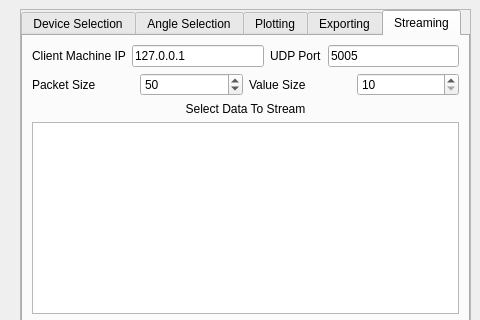
First picture: the form in GUI/MainWindow.ui, repository WSUR2B/Vicon-Feedback-Interface, before the edit; both pictures show x 693 to 1173 and y 0 to 320 of the 1173 by 680 pixel window.
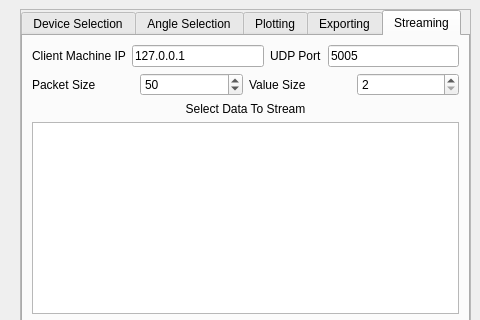
Second picture: the form after the edit. The open tabs and pages were chosen to show the change.

Diff of the .ui file:
```diff
--- a/GUI/MainWindow.ui
+++ b/GUI/MainWindow.ui
@@ -821,7 +821,7 @@
                <item>
                 <widget class="QSpinBox" name="spinValueSize">
                  <property name="minimum">
-                  <number>10</number>
+                  <number>2</number>
                  </property>
                 </widget>
                </item>
```
Left out of the diff: 2 changed lines with no effect on the pictures.
